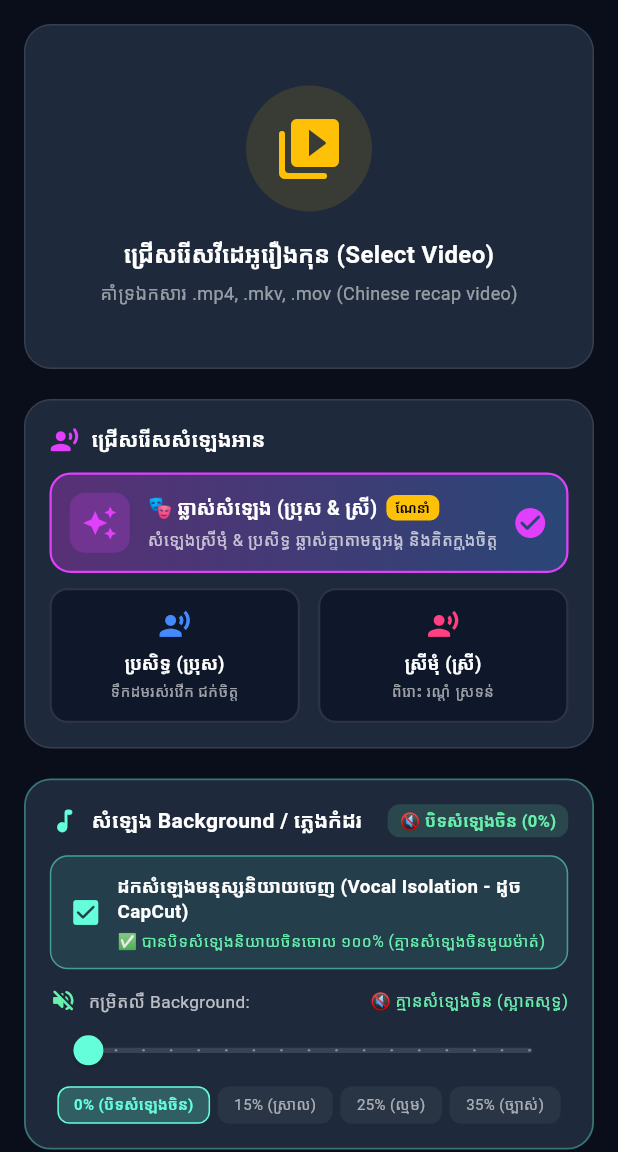
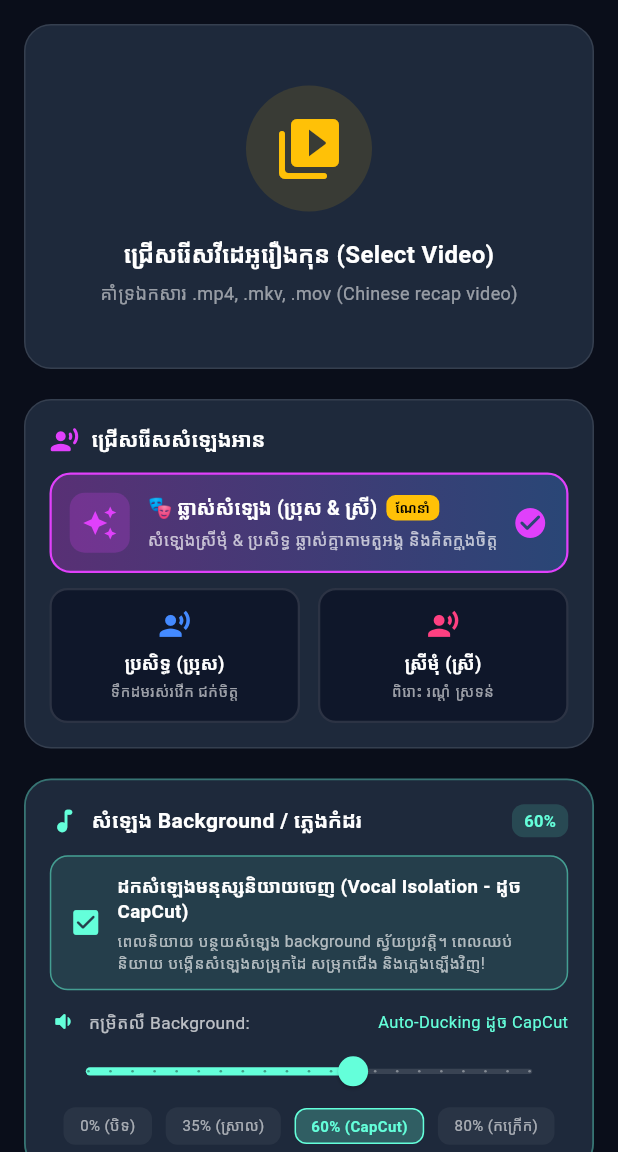
Before and after one commit to buntone/khmer-recap-ai, a Flutter app: the screen it shows after launch, on a phone screen of 412 x 824 dp, the part 84-1236 px from its top. Run offline on Flutter 3.47's test engine with Material 3 defaults, Android fonts, the phone set to English and light mode, and no system bars; our stand-ins replace google_fonts, google_generative_ai, image_picker, permission_handler, share_plus, shared_preferences and 1 more; missing offline and left inert: ffmpeg_kit_flutter_new; Roboto replaces fonts that are missing (Kantumruy Pro).

Commit message:
feat(audio): implement true CapCut sidechain auto-ducking to preserve punches and footsteps

```diff
--- a/lib/screens/home_screen.dart
+++ b/lib/screens/home_screen.dart
@@ -35,7 +35,7 @@
   VideoMetadata? _videoMetadata;
 
   KhmerVoice _selectedVoice = KhmerVoice.autoDialogue;
-  double _duckingVolume = 0.0; // Default 0.0: Mute Chinese speech 100%
+  double _duckingVolume = 0.60; // Default 0.60: Dynamic CapCut Auto-Ducking
   bool _removeChineseVocals = true; // Removes spoken Chinese voice, preserving BGM/SFX
 
   bool _isProcessing = false;
@@ -839,8 +839,8 @@
                         const SizedBox(height: 2),
                         Text(
                           _duckingVolume <= 0.01
-                              ? '✅ បានបិទសំឡេងនិយាយចិនចោល ១០០% (គ្មានសំឡេងចិនមួយម៉ាត់)'
-                              : 'កាត់សំឡេងនិយាយចិនចេញ នៅពេលបើកលាយសំឡេង Background',
+                              ? '🔇 បានបិទសំឡេងដើម ១០០% (យកតែសំឡេងខ្មែរស្អាតសុទ្ធ)'
+                              : 'ពេលនិយាយ បន្ថយសំឡេង background ស្វ័យប្រវត្តិ។ ពេលឈប់និយាយ បង្កើនសំឡេងសម្រុកដៃ សម្រុកជើង និងភ្លេងឡើងវិញ!',
                           style: TextStyle(
                               color: _duckingVolume <= 0.01
                                   ? Colors.greenAccent
@@ -875,8 +875,10 @@
               const Spacer(),
               Text(
                 _duckingVolume <= 0.01
-                    ? '🔇 គ្មានសំឡេងចិន (ស្អាតសុទ្ធ)'
-                    : (_duckingVolume <= 0.25 ? 'ស្រាលពិរោះ' : 'រស់រវើកច្បាស់'),
+                    ? '🔇 បិទសំឡេងដើម (0%)'
+                    : (_duckingVolume <= 0.45
+                        ? 'កំដរស្រាល'
+                        : 'Auto-Ducking ដូច CapCut'),
                 style: TextStyle(
                     color: _duckingVolume <= 0.01
                         ? Colors.greenAccent
@@ -894,10 +896,10 @@
               trackHeight: 3.5,
             ),
             child: Slider(
-              value: _duckingVolume.clamp(0.0, 0.8),
+              value: _duckingVolume.clamp(0.0, 1.0),
               min: 0.0,
-              max: 0.8,
-              divisions: 16,
+              max: 1.0,
+              divisions: 20,
               onChanged: (val) => setState(() => _duckingVolume = val),
             ),
           ),
@@ -905,10 +907,10 @@
           Row(
             mainAxisAlignment: MainAxisAlignment.spaceEvenly,
             children: [
-              _buildDuckingChip('0% (បិទសំឡេងចិន)', 0.0),
-              _buildDuckingChip('15% (ស្រាល)', 0.15),
-              _buildDuckingChip('25% (ល្មម)', 0.25),
-              _buildDuckingChip('35% (ច្បាស់)', 0.35),
+              _buildDuckingChip('0% (បិទ)', 0.0),
+              _buildDuckingChip('35% (ស្រាល)', 0.35),
+              _buildDuckingChip('60% (CapCut)', 0.60),
+              _buildDuckingChip('80% (កក្រើក)', 0.80),
             ],
           ),
         ],
--- a/lib/screens/result_screen.dart
+++ b/lib/screens/result_screen.dart
@@ -1123,13 +1123,13 @@
                   Expanded(
                     child: Text(
                       _currentDuckingVolume <= 0.01
-                          ? '✅ បានបិទសំឡេងចិន ១០០% (ស្អាតសុទ្ធ)'
-                          : 'កាត់សំឡេងនិយាយចិនចេញ នៅពេលបើកសំឡេង Background',
+                          ? '🔇 បានបិទសំឡេងដើម ១០០% (យកតែសំឡេងខ្មែរស្អាតសុទ្ធ)'
+                          : 'ពេលនិយាយ បន្ថយ background ស្វ័យប្រវត្តិ។ ពេលឈប់និយាយ បង្កើនសំឡេងសម្រុកដៃ សម្រុកជើងឡើងវិញ!',
                       style: TextStyle(
                           color: _currentDuckingVolume <= 0.01
                               ? Colors.greenAccent
                               : Colors.white,
-                          fontSize: 11,
+                          fontSize: 10.5,
                           fontWeight: FontWeight.bold),
                     ),
                   ),
@@ -1141,10 +1141,10 @@
           Row(
             mainAxisAlignment: MainAxisAlignment.spaceEvenly,
             children: [
-              _buildResultDuckingChip('0% (បិទសំឡេងចិន)', 0.0),
-              _buildResultDuckingChip('15% (ស្រាល)', 0.15),
-              _buildResultDuckingChip('25% (ល្មម)', 0.25),
-              _buildResultDuckingChip('35% (ច្បាស់)', 0.35),
+              _buildResultDuckingChip('0% (បិទ)', 0.0),
+              _buildResultDuckingChip('35% (ស្រាល)', 0.35),
+              _buildResultDuckingChip('60% (CapCut)', 0.60),
+              _buildResultDuckingChip('80% (កក្រើក)', 0.80),
             ],
           ),
         ],
--- a/lib/services/settings_service.dart
+++ b/lib/services/settings_service.dart
@@ -123,7 +123,7 @@
   set voiceSreymomId(String val) => _prefs.setString(keyVoiceSreymomId, val);
 
   double get defaultDuckingVolume =>
-      _prefs.getDouble(keyDefaultDucking) ?? 0.0; // Default 0%: Mute Chinese speech 100%
+      _prefs.getDouble(keyDefaultDucking) ?? 0.60; // Default 60%: CapCut Auto-Ducking
   set defaultDuckingVolume(double val) =>
       _prefs.setDouble(keyDefaultDucking, val);
 
```
Also changed, not shown: lib/services/ffmpeg_service.dart (+19 -27 lines).
